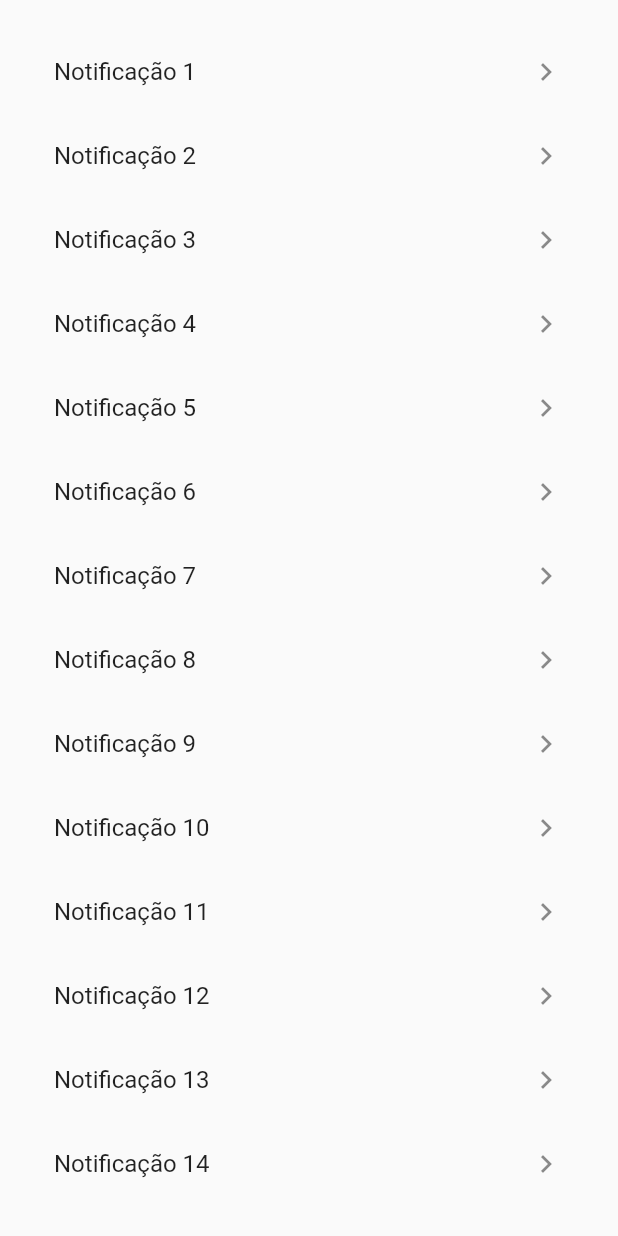
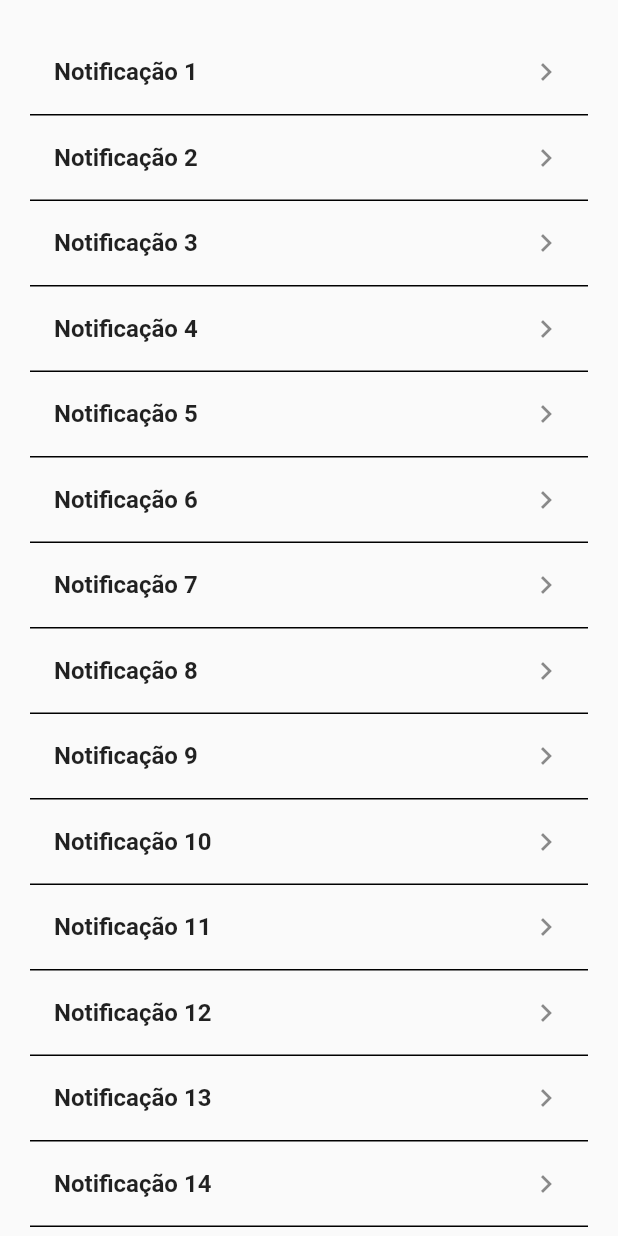
Before and after one commit to laurargs/GALIF, a Flutter app: the Notificacao widget shown alone on an empty page, opened directly, on a phone screen of 412 x 824 dp. Run offline on Flutter 3.47's test engine with Material 2 defaults, Android fonts, the phone set to English and light mode, and no system bars; network calls fail.

Commit message:
Update notification.dart

```diff
--- a/GALIF_924/lib/body/notification.dart
+++ b/GALIF_924/lib/body/notification.dart
@@ -18,15 +18,12 @@ class _NotificacaoState extends State<Notificacao> {
         itemCount: 15,
         itemBuilder: (BuildContext context, int index) {
           return ListTile(
-            title: Text("Notificação " + "${index + 1}"),
+            shape: Border(bottom: BorderSide(),),
+            title: Text("Notificação " + "${index + 1}", style: TextStyle(fontWeight: FontWeight.bold)),
             trailing: const Icon(Icons.chevron_right),
           );
          },
        )
     );
-
-  }
-
-  void onPressedButton() {
   }
 }
```
